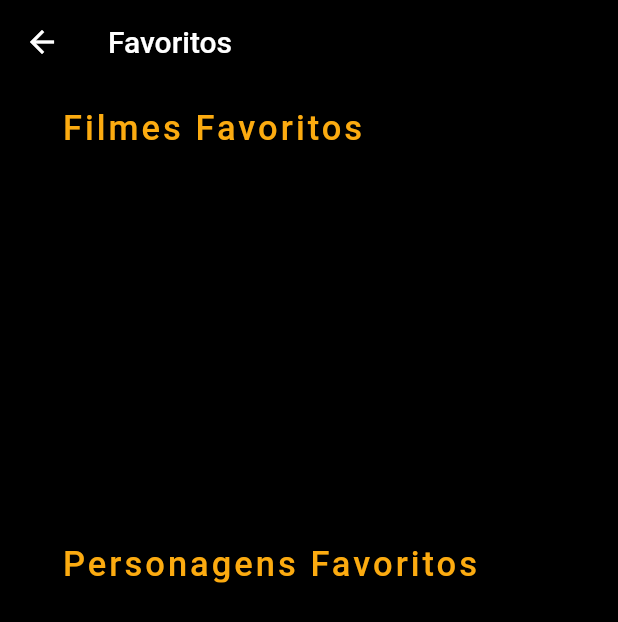
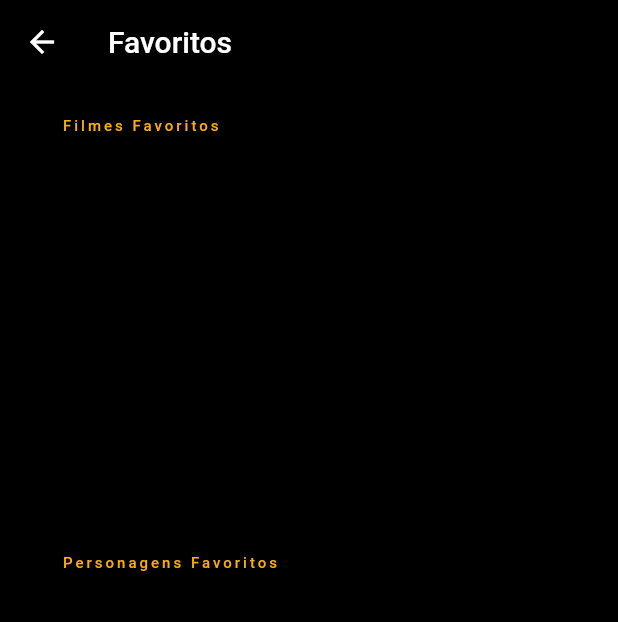
Before and after one commit to Raphahf6/starwars, a Flutter app: the FavoritosScreen screen opened directly, on a phone screen of 412 x 824 dp. Shown: the top 622 px of the screen. Run offline on Flutter 3.47's test engine with Material 2 defaults, Android fonts, the phone set to English and light mode, and no system bars; our stand-ins replace sqflite; missing offline and left inert: flutter_inappwebview, fluttermoji; accounts and stored records are empty; network calls fail.

Commit message:
melhora responsividade

```diff
--- a/lib/screens/custumize_avatar.dart
+++ b/lib/screens/custumize_avatar.dart
@@ -12,6 +12,7 @@ class _CustumizeAvatarState extends State<CustumizeAvatar> {
   @override
   Widget build(BuildContext context) {
     return Scaffold(
+      backgroundColor: Colors.black,
       appBar: AppBar(),
       body: ListView(
         children: [
--- a/lib/screens/favoritos/favoritos_screen.dart
+++ b/lib/screens/favoritos/favoritos_screen.dart
@@ -19,7 +19,8 @@ class _FavoritosScreenState extends State<FavoritosScreen> {
         backgroundColor: Colors.black,
         title: const Text('Favoritos'),
       ),
-      body: Padding(
+      body: ListView(children: [
+        Padding(
           padding: const EdgeInsets.all(8.0),
           child: Column(
             children: [
@@ -30,6 +31,7 @@ class _FavoritosScreenState extends State<FavoritosScreen> {
             ],
           ),
         ),
+      ]),
     );
   }
 }
--- a/lib/screens/home/components/body.dart
+++ b/lib/screens/home/components/body.dart
@@ -43,13 +43,12 @@ class _BodyState extends State<Body> {
                     'Site Oficial',
                     style: TextStyle(
                       color: Colors.white,
-                      fontSize: 16,
+                      fontSize: 10,
                       fontWeight: FontWeight.bold,
                       letterSpacing: 1.5,
                     ),
                   ),
                   style: TextButton.styleFrom(
-                      minimumSize: const Size(90, 45),
                       backgroundColor: kprimaryColor,
                       shape: RoundedRectangleBorder(
                           borderRadius: BorderRadius.circular(20))),
@@ -67,13 +66,12 @@ class _BodyState extends State<Body> {
                   'Favoritos',
                   style: TextStyle(
                     color: Colors.white,
-                    fontSize: 16,
+                    fontSize: 10,
                     fontWeight: FontWeight.bold,
                     letterSpacing: 1.5,
                   ),
                 ),
                 style: TextButton.styleFrom(
-                    minimumSize: const Size(90, 45),
                     backgroundColor: kprimaryColor,
                     shape: RoundedRectangleBorder(
                         borderRadius: BorderRadius.circular(20))),
--- a/lib/screens/home/components/my_header.dart
+++ b/lib/screens/home/components/my_header.dart
@@ -22,8 +22,8 @@ class MyHeader extends StatelessWidget {
           Container(
             // ignore: prefer_const_constructors
             padding: EdgeInsets.only(
-                left: kdefaultPadding + 40,
-                right: kdefaultPadding + 40,
+                left: kdefaultPadding,
+                right: kdefaultPadding,
                 bottom: -5 + kdefaultPadding),
             height: size.height * 0.4 - 20,
             decoration: const BoxDecoration(
--- a/lib/screens/home/components/session_title.dart
+++ b/lib/screens/home/components/session_title.dart
@@ -50,7 +50,7 @@ class MainTitle extends StatelessWidget {
         // ignore: prefer_const_constructors
         style: TextStyle(
             letterSpacing: 2,
-            fontSize: 23,
+            fontSize: 10,
             fontWeight: FontWeight.w500,
             color: const Color(0xffFCAB10)),
       ),
```
Lines whose indentation alone changed are shown as unchanged.
